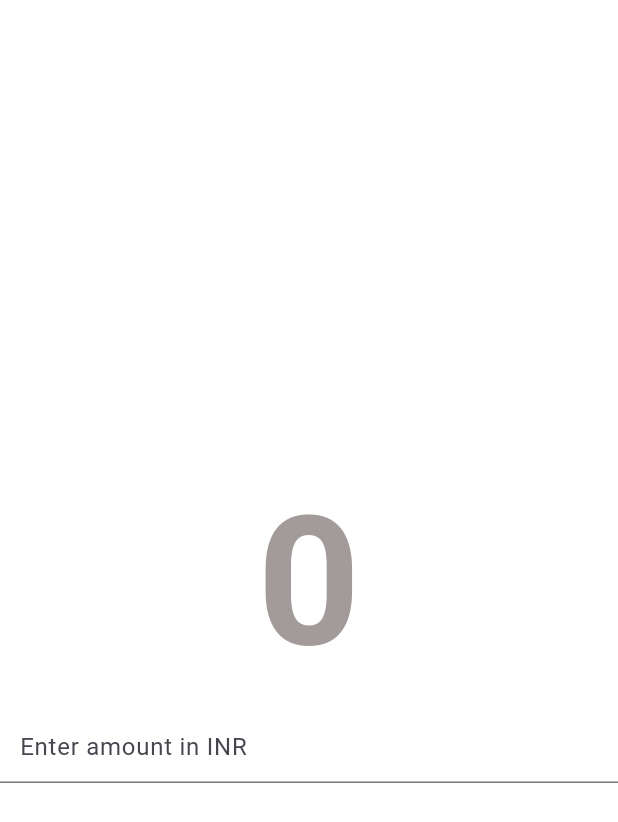
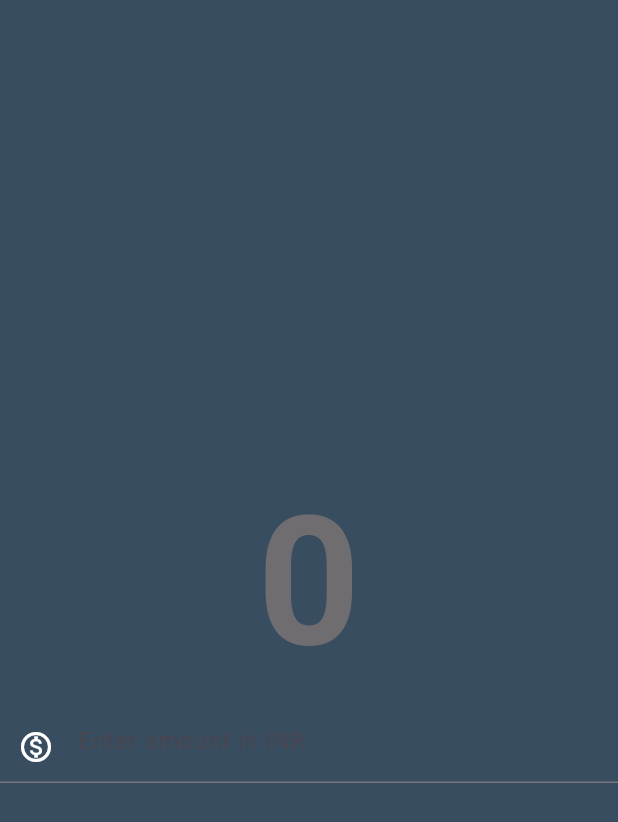
Before and after one commit to shrutisingh1610/Currency-Converter, a Flutter app: the screen it shows after launch, on a phone screen of 412 x 824 dp. Shown: the top 822 px of the screen. Run offline on Flutter 3.47's test engine with Material 3 defaults, Android fonts, the phone set to English and light mode, and no system bars.

Commit message:
updated scaffold

```diff
--- a/lib/currency_converter_material_page.dart
+++ b/lib/currency_converter_material_page.dart
@@ -8,7 +8,7 @@ class CurrencyConverterMaterialPage extends StatelessWidget {
   @override
   Widget build(BuildContext context) {
     return const Scaffold(
-      backgroundColor: Colors.white,
+      backgroundColor: Color.fromARGB(223, 28, 52, 72),
       body: Center(
         child: Column(
           mainAxisAlignment: MainAxisAlignment.center,
@@ -22,11 +22,12 @@ class CurrencyConverterMaterialPage extends StatelessWidget {
             ),
             TextField(
               style: TextStyle(
-                color: Colors.black,
+                color: Colors.white,
               ),
               decoration: InputDecoration(
                 hintText: 'Enter amount in INR',
-                prefixText: '₹ ',
+                prefixIcon: Icon(Icons.monetization_on_outlined),
+                prefixIconColor: Colors.white,
               ),
             ),
           ],
```
